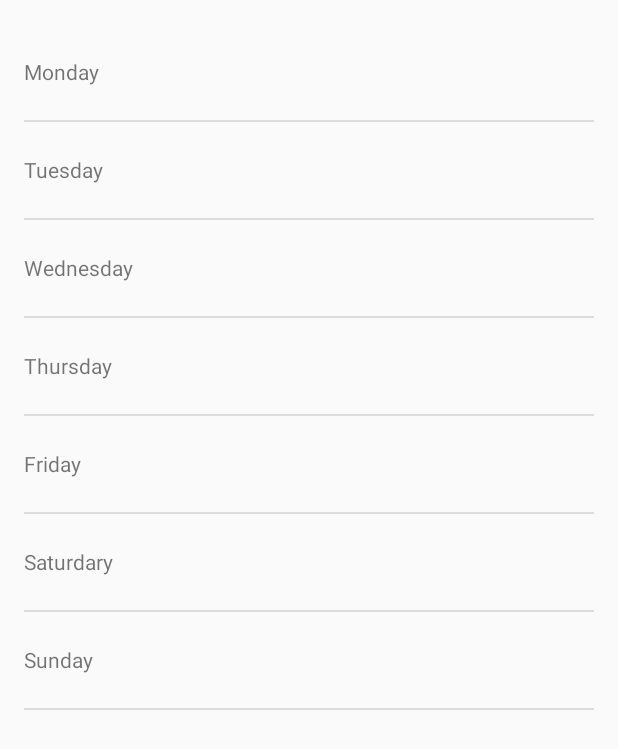
After one commit to sempere-dani/Sunshine, an Android app: the DetailActivity screen opened directly, with no data from a screen before it, on a phone screen of 412 x 824 dp. The commit adds this screen. Shown: the top 749 px of the screen. Run offline under Robolectric (Android 15) with nearby library versions, the phone set to English and light mode, and no system bars.

Commit message:
some changes

```diff
--- a/app/build.gradle
+++ b/app/build.gradle
@@ -6,7 +6,7 @@ android {
 
     defaultConfig {
         applicationId "com.example.sempere.sunshine"
-        minSdkVersion 10
+        minSdkVersion 11
         targetSdkVersion 23
         versionCode 1
         versionName "1.0"
@@ -24,5 +24,6 @@ android {
 
 dependencies {
     compile fileTree(dir: 'libs', include: ['*.jar'])
-    compile 'com.android.support:appcompat-v7:23.0.1'
+    compile 'com.android.support:appcompat-v7:23.1.0'
+    compile 'com.android.support:design:23.1.0'
 }
--- /dev/null
+++ b/app/src/main/java/com/example/sempere/sunshine/DetailActivity.java
@@ -0,0 +1,76 @@
+package com.example.sempere.sunshine;
+
+import android.app.Fragment;
+import android.os.Bundle;
+import android.support.v7.app.AppCompatActivity;
+import android.view.LayoutInflater;
+import android.view.Menu;
+import android.view.MenuItem;
+import android.view.View;
+import android.view.ViewGroup;
+
+public class DetailActivity extends AppCompatActivity {
+
+    @Override
+    protected void onCreate(Bundle savedInstanceState) {
+        super.onCreate(savedInstanceState);
+        setContentView(R.layout.activity_detail);
+      /*  Toolbar toolbar = (Toolbar) findViewById(R.id.toolbar);
+        setSupportActionBar(toolbar);
+
+        FloatingActionButton fab = (FloatingActionButton) findViewById(R.id.fab);
+        fab.setOnClickListener(new View.OnClickListener() {
+            @Override
+            public void onClick(View view) {
+                Snackbar.make(view, "Replace with your own action", Snackbar.LENGTH_LONG)
+                        .setAction("Action", null).show();
+            }
+        });
+        getSupportActionBar().setDisplayHomeAsUpEnabled(true);
+        */
+        if (savedInstanceState == null) {
+            getSupportFragmentManager().beginTransaction()
+                    .add(R.id.fragment, new ForecastFragment())
+                    .commit();
+        }
+    }
+        @Override
+        public boolean onCreateOptionsMenu(Menu menu) {
+            // Inflate the menu; this adds items to the action bar if it is present.
+            getMenuInflater().inflate(R.menu.menu_detail, menu);
+            return true;
+        }
+
+        @Override
+        public boolean onOptionsItemSelected(MenuItem item) {
+            // Handle action bar item clicks here. The action bar will
+            // automatically handle clicks on the Home/Up button, so long
+            // as you specify a parent activity in AndroidManifest.xml.
+            int id = item.getItemId();
+
+            //noinspection SimplifiableIfStatement
+            if (id == R.id.action_settings) {
+                return true;
+            }
+
+            return super.onOptionsItemSelected(item);
+        }
+
+    /**
+     * A placeholder fragment containing a simple view.
+     */
+    public static class PlaceholderFragment extends Fragment {
+
+        public PlaceholderFragment() {
+        }
+
+        @Override
+        public View onCreateView(LayoutInflater inflater, ViewGroup container,
+                                 Bundle savedInstanceState) {
+
+            View rootView = inflater.inflate(R.layout.fragment_detail, container, false);
+            return rootView;
+        }
+    }
+
+    }
--- /dev/null
+++ b/app/src/main/res/layout/activity_detail.xml
@@ -0,0 +1,4 @@
+<FrameLayout xmlns:android="http://schemas.android.com/apk/res/android"
+    xmlns:tools="http://schemas.android.com/tools" android:id="@+id/fragment"
+    android:layout_width="match_parent" android:layout_height="match_parent"
+    tools:context="com.example.android.sunshine.app.DetailActivity" tools:ignore="MergeRootFrame" />
--- /dev/null
+++ b/app/src/main/res/menu/menu_detail.xml
@@ -0,0 +1,7 @@
+<menu xmlns:android="http://schemas.android.com/apk/res/android"
+    xmlns:app="http://schemas.android.com/apk/res-auto"
+    xmlns:tools="http://schemas.android.com/tools"
+    tools:context="com.example.sempere.sunshine.DetailActivity">
+    <item android:id="@+id/action_settings" android:title="@string/action_settings"
+        android:orderInCategory="100" app:showAsAction="never" />
+</menu>
--- /dev/null
+++ b/app/src/main/res/values-v21/styles.xml
@@ -0,0 +1,8 @@
+<resources>>
+    <style name="AppTheme.NoActionBar">
+        <item name="windowActionBar">false</item>
+        <item name="windowNoTitle">true</item>
+        <item name="android:windowDrawsSystemBarBackgrounds">true</item>
+        <item name="android:statusBarColor">@android:color/transparent</item>
+    </style>
+</resources>
--- a/app/src/main/res/values/dimens.xml
+++ b/app/src/main/res/values/dimens.xml
@@ -2,4 +2,5 @@
     <!-- Default screen margins, per the Android Design guidelines. -->
     <dimen name="activity_horizontal_margin">16dp</dimen>
     <dimen name="activity_vertical_margin">16dp</dimen>
+    <dimen name="fab_margin">16dp</dimen>
 </resources>
--- a/app/src/main/res/values/strings.xml
+++ b/app/src/main/res/values/strings.xml
@@ -13,4 +13,5 @@
         <item>Saturdary</item>
         <item>Sunday</item>
     </string-array>
+    <string name="title_activity_detail">DetailActivity</string>
 </resources>
--- a/app/src/main/res/values/styles.xml
+++ b/app/src/main/res/values/styles.xml
@@ -4,5 +4,11 @@
     <style name="AppTheme" parent="Theme.AppCompat.Light.DarkActionBar">
         <!-- Customize your theme here. -->
     </style>
+    <style name="AppTheme.NoActionBar">
+        <item name="windowActionBar">false</item>
+        <item name="windowNoTitle">true</item>
+    </style>
+    <style name="AppTheme.AppBarOverlay" parent="ThemeOverlay.AppCompat.Dark.ActionBar" />
+    <style name="AppTheme.PopupOverlay" parent="ThemeOverlay.AppCompat.Light" />
 
 </resources>
```
Also changed, not shown: app/src/main/AndroidManifest.xml (+10 -2 lines), app/src/main/java/com/example/sempere/sunshine/ForecastFragment.java (+22 -2 lines), app/src/main/res/layout/content_detail.xml (added, +7 -0 lines), app/src/main/res/layout/fragment_detail.xml (added, +10 -0 lines), 1 other file.
